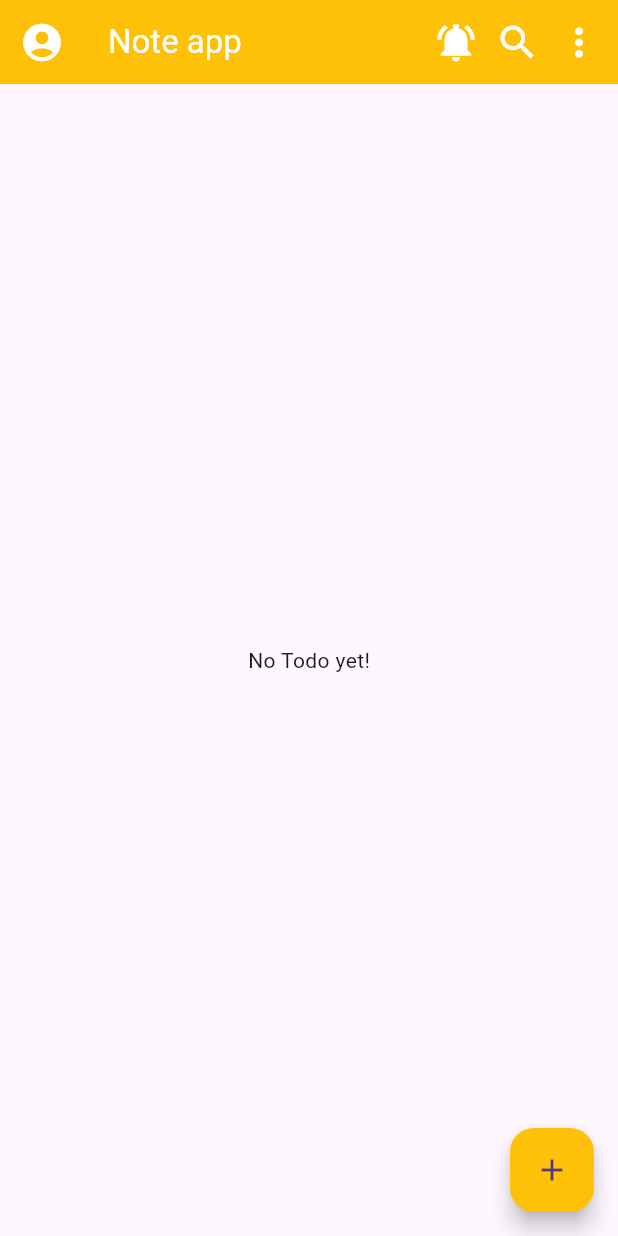
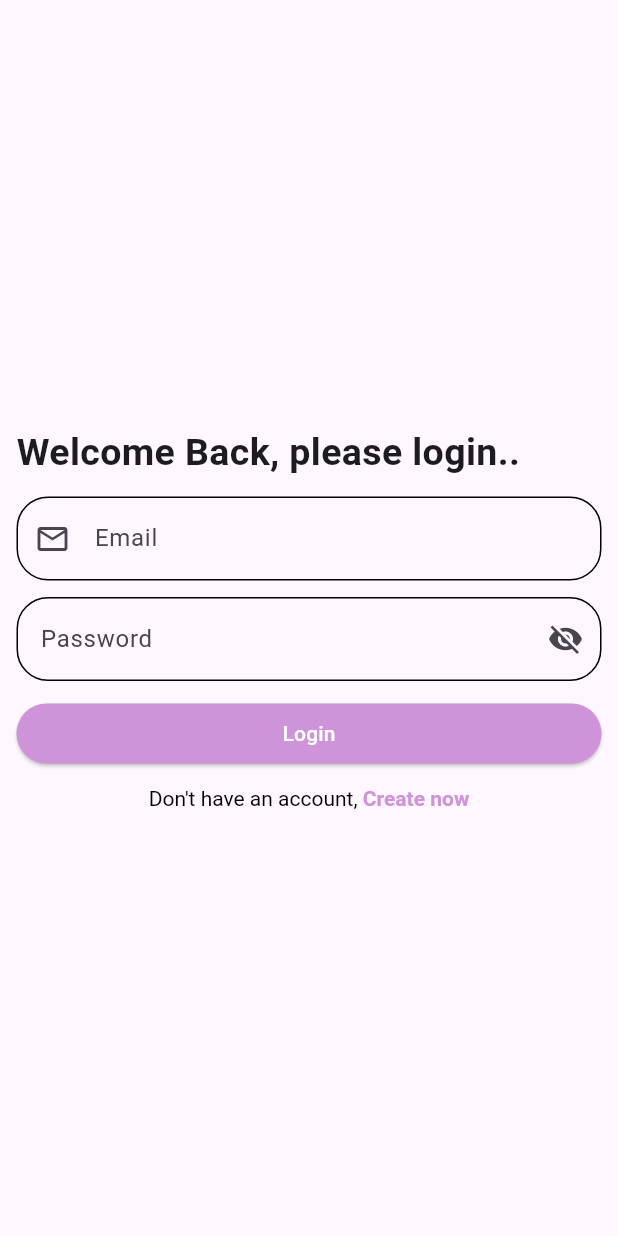
Before and after one commit to kumaramar3646-dev/note, a Flutter app: the screen it shows after launch, on a phone screen of 412 x 824 dp. Run offline on Flutter 3.47's test engine with Material 3 defaults, Android fonts, the phone set to English and light mode, and no system bars; our stand-ins replace cloud_firestore, firebase_auth, firebase_core, shared_preferences; accounts and stored records are empty.

Commit message:
note and todo part with Firebase use

```diff
--- a/lib/main.dart
+++ b/lib/main.dart
@@ -1,6 +1,6 @@
 import 'package:fire_exp_app/firebase_options.dart';
- // import 'package:fire_exp_app/home_page.dart';
-import 'package:fire_exp_app/todo_home_page.dart';
+
+import 'package:fire_exp_app/screen/splash_page.dart';
 import 'package:firebase_core/firebase_core.dart';
 import 'package:flutter/material.dart';
 
@@ -15,7 +15,7 @@ class MyApp extends StatelessWidget{
   Widget build(BuildContext context) {
     return MaterialApp(
       debugShowCheckedModeBanner: false,
-      home: TodoHomePage(),
+      home: SplashPage(),
     );
   }
 }
--- /dev/null
+++ b/lib/screen/login_page.dart
@@ -0,0 +1,179 @@
+import 'package:fire_exp_app/home_page.dart';
+import 'package:fire_exp_app/screen/signup_page.dart';
+import 'package:firebase_auth/firebase_auth.dart';
+import 'package:flutter/material.dart';
+import 'package:shared_preferences/shared_preferences.dart';
+
+import '../ui_helper.dart';
+
+
+class LoginPage extends StatefulWidget {
+  @override
+  State<LoginPage> createState() => _LoginPageState();
+}
+
+class _LoginPageState extends State<LoginPage> {
+  var emailController = TextEditingController();
+
+  var passController = TextEditingController();
+
+  bool isPassVisible = false;
+
+  GlobalKey<FormState> formKey = GlobalKey<FormState>();
+
+  bool isAuthenticating = false;
+
+  bool isLogin = true;
+
+  FirebaseAuth? fireAuth;
+
+  @override
+  void initState() {
+    super.initState();
+    fireAuth = FirebaseAuth.instance;
+  }
+
+  @override
+  Widget build(BuildContext context) {
+    return Scaffold(
+      body: Padding(
+        padding: const EdgeInsets.symmetric(horizontal: 11.0),
+        child: Form(
+          key: formKey,
+          child: Column(
+            crossAxisAlignment: CrossAxisAlignment.start,
+            mainAxisAlignment: MainAxisAlignment.center,
+            children: [
+              Text(
+                "Welcome Back, please login..",
+                style: TextStyle(fontSize: 25, fontWeight: FontWeight.bold),
+              ),
+              SizedBox(height: 11),
+              TextFormField(
+                validator: (value) {
+                  if (value == null || value.isEmpty) {
+                    return "Please enter your email";
+                  } else if (!RegExp(
+                    r"^[a-zA-Z0-9.a-zA-Z0-9.!#$%&'*+-/=?^_`{|}~]+@[a-zA-Z0-9]+\.[a-zA-Z]+",
+                  ).hasMatch(value)) {
+                    return "Please enter a valid email";
+                  }
+                  return null;
+                },
+                controller: emailController,
+                decoration: AppDecoration.mDecoration(
+                  label: "Email",
+                  hint: "Enter your email here..",
+                  mIcon: Icons.email_outlined,
+                ),
+              ),
+              SizedBox(height: 11),
+              TextFormField(
+                validator: (value) {
+                  if (value == null || value.isEmpty) {
+                    return "Please enter your password";
+                  }
+                  return null;
+                },
+                controller: passController,
+                obscureText: !isPassVisible,
+                decoration: AppDecoration.mDecoration(
+                  label: "Password",
+                  hint: "Enter your password here..",
+                  isPass: true,
+                  isPasswordVisible: isPassVisible,
+                  onObscureTap: () {
+                    isPassVisible = !isPassVisible;
+                    setState(() {});
+                  },
+                ),
+              ),
+              SizedBox(height: 11),
+              SizedBox(
+                width: double.infinity,
+                child: ElevatedButton(
+                      style: ElevatedButton.styleFrom(
+                        backgroundColor: Colors.purple.shade200,
+                        foregroundColor: Colors.white,
+                      ),
+                      onPressed: ()async{
+                        if (formKey.currentState!.validate()) {
+                          /// login work here
+
+                          try{
+                             UserCredential userCredential = await fireAuth!.signInWithEmailAndPassword(
+                                email: emailController.text,
+                                password: passController.text,
+                            );
+
+                             if(userCredential.user!=null){
+                               /// login successfully
+                               SharedPreferences prefs = await SharedPreferences.getInstance();
+                               prefs.setString("uid", userCredential.user!.uid);
+                               ScaffoldMessenger.of(context).showSnackBar(SnackBar(content: Text("Login successfully."), backgroundColor: Colors.green,));
+                               Navigator.push(context, MaterialPageRoute(builder: (context) => HomePage()));
+
+                             }else{
+                               ScaffoldMessenger.of(context).showSnackBar(SnackBar(content: Text("Something went wrong."), backgroundColor: Colors.red,));
+                             }
+
+                          }on FirebaseAuthException catch(e){
+
+                            ScaffoldMessenger.of(context).showSnackBar(SnackBar(content: Text(e.toString()), backgroundColor: Colors.red,));
+
+                          } catch(e){
+                            print("Error: ${toString()}");
+                            /// ScaffoldMessenger use for pop up
+                            ScaffoldMessenger.of(context).showSnackBar(SnackBar(content: Text(e.toString()), backgroundColor: Colors.red,));
+                          }
+
+                        }
+                      },
+                      child: isAuthenticating
+                          ? Row(
+                        mainAxisAlignment: MainAxisAlignment.center,
+                        children: [
+                          Padding(
+                            padding: const EdgeInsets.all(11.0),
+                            child: CircularProgressIndicator(
+                              color: Colors.white,
+                            ),
+                          ),
+                          SizedBox(width: 11),
+                          Text('Authenticating...'),
+                        ],
+                      ): Text('Login'),
+                    ),
+
+              ),
+              SizedBox(height: 11),
+              InkWell(
+                onTap: () {
+                  isLogin = false;
+                  Navigator.pushReplacement(context, MaterialPageRoute(builder: (_) => SignUpPage()));
+                },
+                child: Center(
+                  child: RichText(
+                    text: TextSpan(
+                      children: [
+                        TextSpan(text: 'Don\'t have an account,'),
+                        TextSpan(
+                          text: ' Create now',
+                          style: TextStyle(
+                            fontWeight: FontWeight.bold,
+                            color: Colors.purple.shade200,
+                          ),
+                        ),
+                      ],
+                      style: TextStyle(color: Colors.black),
+                    ),
+                  ),
+                ),
+              ),
+            ],
+          ),
+        ),
+      ),
+    );
+  }
+}
--- /dev/null
+++ b/lib/ui_helper.dart
@@ -0,0 +1,35 @@
+import 'package:flutter/material.dart';
+
+class AppDecoration{
+
+  static InputDecoration mDecoration({
+    required String label,
+    required String hint,
+    IconData? mIcon,
+    bool isPass = false,
+    bool isPasswordVisible = false,
+    void Function()? onObscureTap,
+  }) {
+    return InputDecoration(
+      labelText: label,
+      hintText: hint,
+      suffixIcon: isPass
+          ? InkWell(
+        onTap: onObscureTap,
+        child: Icon(
+          isPasswordVisible ? Icons.visibility : Icons.visibility_off,
+        ),
+      )
+          : null,
+      prefixIcon: mIcon != null ? Icon(mIcon) : null,
+      border: OutlineInputBorder(borderRadius: BorderRadius.circular(21)),
+      enabledBorder: OutlineInputBorder(
+        borderRadius: BorderRadius.circular(21),
+      ),
+      focusedBorder: OutlineInputBorder(
+        borderRadius: BorderRadius.circular(21),
+      ),
+    );
+  }
+
+}
--- a/pubspec.yaml
+++ b/pubspec.yaml
@@ -37,6 +37,7 @@ dependencies:
   firebase_core: ^4.3.0
   cloud_firestore: ^6.1.2
   firebase_auth: ^6.1.4
+  shared_preferences: ^2.5.4
 
 dev_dependencies:
   flutter_test:
```
Also changed, not shown: lib/screen/signup_page.dart (added, +230 -0 lines), lib/screen/splash_page.dart (added, +50 -0 lines), pubspec.lock, 1 other file.
